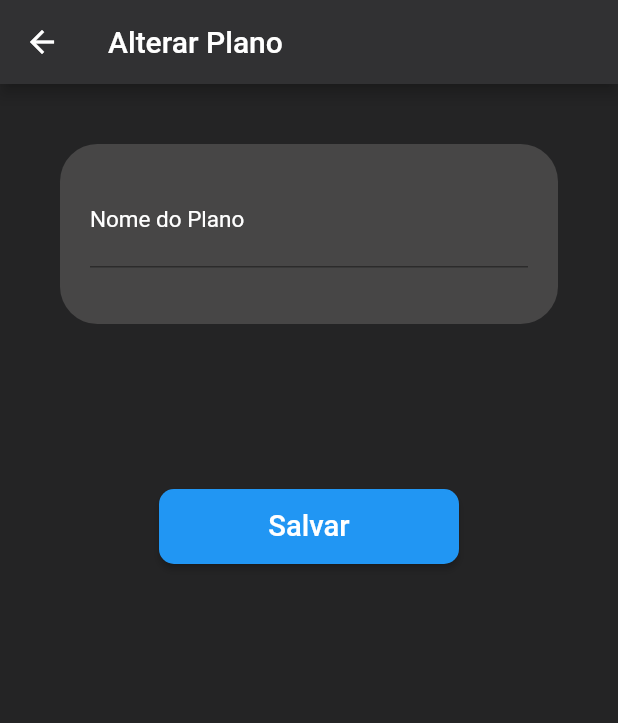
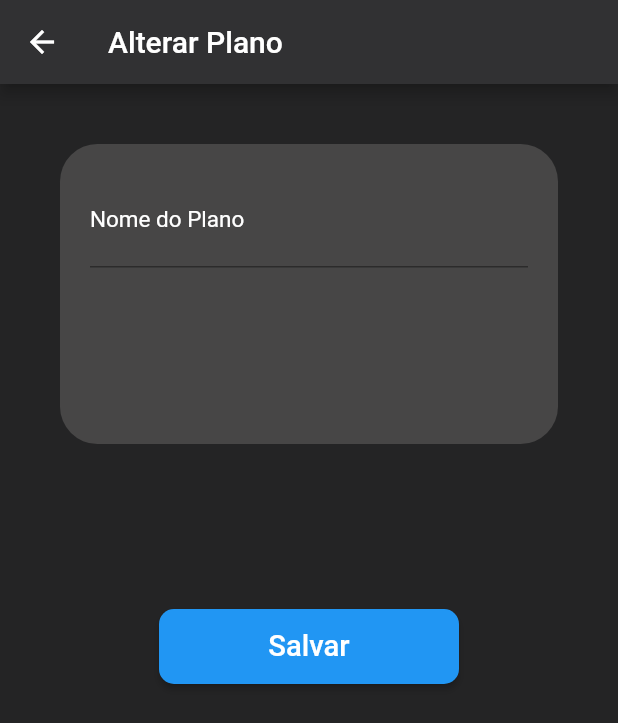
Before and after one commit to JoseRoberto1506/Customer-Flight-Predictor, a Flutter app: the TelaAlterarPlano screen opened directly with empty values, on a phone screen of 412 x 824 dp. Shown: the top 723 px of the screen. Run offline on Flutter 3.47's test engine with Material 2 defaults, Android fonts, the phone set to English and light mode, and no system bars; our stand-ins replace cloud_firestore, firebase_auth, firebase_core; accounts and stored records are empty.

Commit message:
Correções Finais

```diff
--- a/lib/pages/componentes/caixabonita.dart
+++ b/lib/pages/componentes/caixabonita.dart
@@ -14,7 +14,7 @@ class CaixaBonita extends StatelessWidget {
                   padding: const EdgeInsets.all(20.0),
                   child: Container(
                     width: 350,
-                    height: 120,
+                    height: 200,
                     alignment: Alignment.center,
                     decoration: BoxDecoration(
                       color: const Color.fromARGB(255, 71, 70, 70),
```
